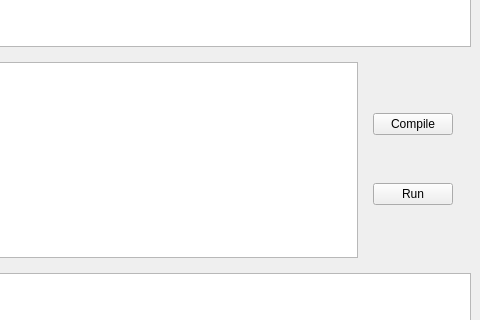
The window that ui/editor.ui (awegsche/IntComp) describes before a commit, drawn with Qt 5; both pictures show x 467 to 947 and y 177 to 497 of the 947 by 724 pixel window.
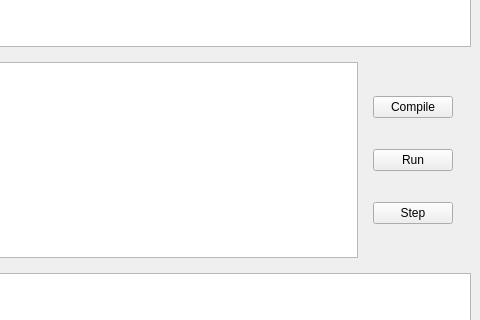
The same window after the commit.

Commit message: run and step

What changed in the file:
```diff
--- a/ui/editor.ui
+++ b/ui/editor.ui
@@ -58,6 +58,13 @@
             </property>
            </widget>
           </item>
+          <item>
+           <widget class="QPushButton" name="buttonStep">
+            <property name="text">
+             <string>Step</string>
+            </property>
+           </widget>
+          </item>
          </layout>
         </widget>
        </item>
```
Left out of the diff: 2 changed lines with no effect on the pictures. The commit also changes 4 other files.
